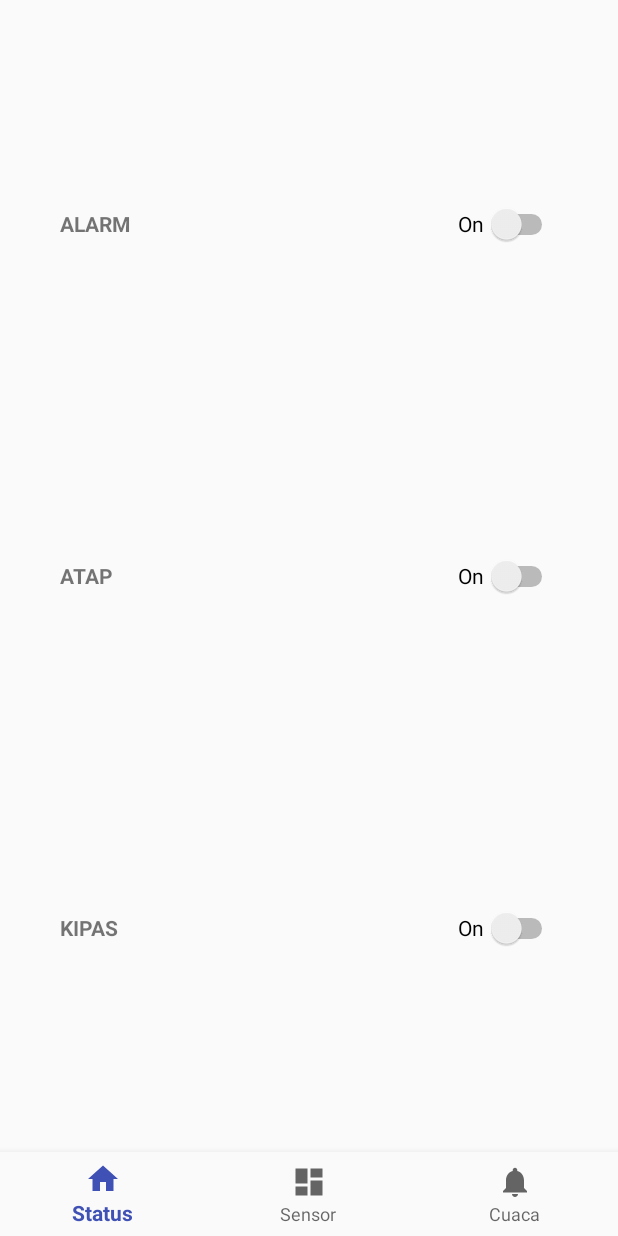
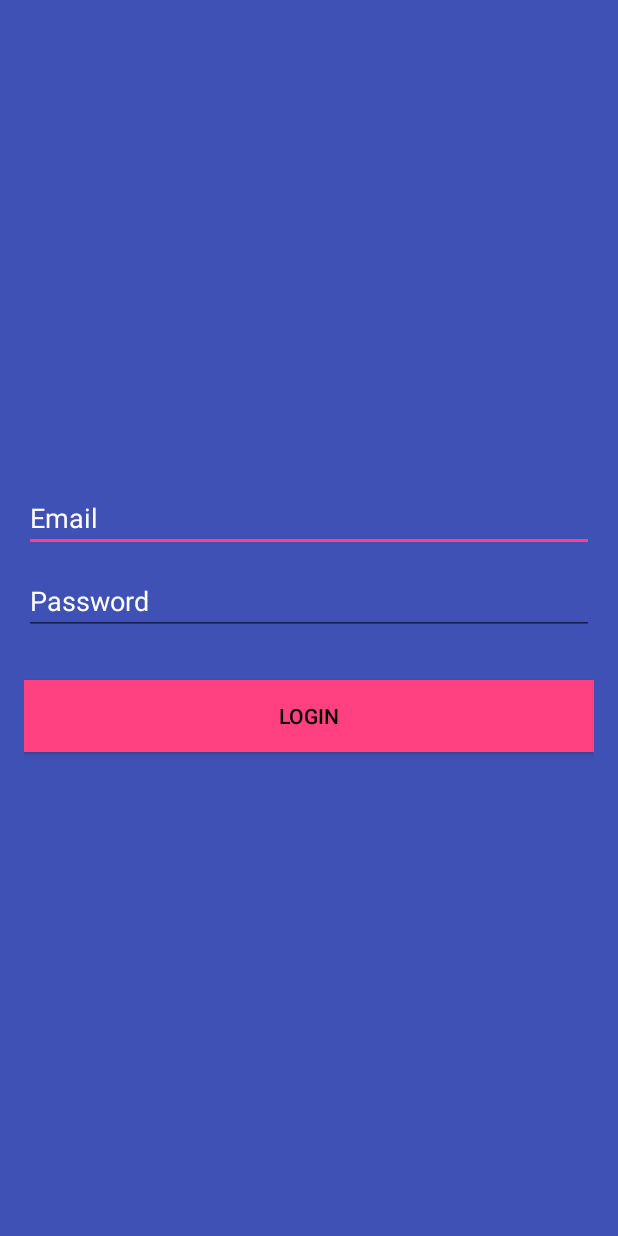
Before and after one commit to MirzaHimamiHanif/Jemuran, an Android app: the screen it shows after launch (MainActivity before the commit, LoginActivity after it), on a phone screen of 412 x 824 dp. Run offline under Robolectric (Android 15) with nearby library versions, the phone set to English and light mode, and no system bars; our stand-ins replace Firebase (no records; nobody signed in at launch, a user with empty details on screens opened directly).

Commit message:
Fungsi Utama Fix

```diff
--- a/app/build.gradle
+++ b/app/build.gradle
@@ -9,7 +9,7 @@ android {
         versionCode 1
         versionName "1.0"
         testInstrumentationRunner "android.support.test.runner.AndroidJUnitRunner"
-        vectorDrawables.useSupportLibrary= true
+        vectorDrawables.useSupportLibrary = true
     }
     buildTypes {
         release {
@@ -28,6 +28,7 @@ dependencies {
     implementation 'com.android.support:support-vector-drawable:26.1.0'
     implementation 'com.google.firebase:firebase-core:11.8.0'
     implementation 'com.google.firebase:firebase-database:11.8.0'
+    implementation 'com.google.firebase:firebase-auth:11.8.0'
     testImplementation 'junit:junit:4.12'
 
     compile 'de.hdodenhof:circleimageview:2.2.0'
--- /dev/null
+++ b/app/src/main/java/org/pindad/jemuran/Authentification/LoginActivity.java
@@ -0,0 +1,62 @@
+package org.pindad.jemuran.Authentification;
+
+import android.content.Intent;
+import android.os.Bundle;
+import android.support.annotation.NonNull;
+import android.support.v7.app.AppCompatActivity;
+import android.view.View;
+import android.widget.Button;
+import android.widget.EditText;
+import android.widget.Toast;
+
+import com.google.android.gms.tasks.OnCompleteListener;
+import com.google.android.gms.tasks.Task;
+import com.google.firebase.auth.AuthResult;
+import com.google.firebase.auth.FirebaseAuth;
+import com.google.firebase.auth.FirebaseUser;
+
+import org.pindad.jemuran.MainActivity;
+import org.pindad.jemuran.R;
+
+/**
+ * Created by ASUS on 22/03/2018.
+ */
+
+public class LoginActivity extends AppCompatActivity {
+    private FirebaseAuth mAuth;
+    private EditText mEmail, mPassword;
+    private Button mLogin;
+
+    @Override
+    protected void onCreate(Bundle savedInstanceState) {
+        super.onCreate(savedInstanceState);
+        setContentView(R.layout.activity_login);
+
+        mAuth = FirebaseAuth.getInstance();
+
+        mEmail = (EditText) findViewById(R.id.email);
+        mPassword = (EditText) findViewById(R.id.password);
+        mLogin =(Button) findViewById(R.id.btn_login);
+
+        mLogin.setOnClickListener(new View.OnClickListener() {
+            @Override
+            public void onClick(View view) {
+
+            }
+        });
+    }
+    @Override
+    public void onStart() {
+        super.onStart();
+        // Check if user is signed in (non-null) and update UI accordingly.
+        FirebaseUser currentUser = mAuth.getCurrentUser();
+        updateUI(currentUser);
+    }
+
+    private void updateUI(FirebaseUser currentUser) {
+        if(currentUser!=null){
+            startActivity(new Intent(LoginActivity.this, MainActivity.class));
+            finish();
+        }
+    }
+}
--- a/app/src/main/java/org/pindad/jemuran/Sensor/SensorFragment.java
+++ b/app/src/main/java/org/pindad/jemuran/Sensor/SensorFragment.java
@@ -36,7 +36,6 @@ public class SensorFragment extends Fragment {
         mStatusGetar = view.findViewById(R.id.statusGetar);
         mStatusHujan = view.findViewById(R.id.statusHujan);
 
-        mListStatus = new ListStatus();
         mListSensor = new ListSensor();
 
         firebaseSetUp();
--- /dev/null
+++ b/app/src/main/res/layout/activity_login.xml
@@ -0,0 +1,49 @@
+<?xml version="1.0" encoding="utf-8"?>
+<android.support.design.widget.CoordinatorLayout xmlns:android="http://schemas.android.com/apk/res/android"
+    xmlns:tools="http://schemas.android.com/tools"
+    android:layout_width="match_parent"
+    android:layout_height="match_parent"
+    android:fitsSystemWindows="true"
+    tools:context="org.pindad.jemuran.Authentification.LoginActivity">
+
+    <LinearLayout
+        android:layout_width="fill_parent"
+        android:layout_height="fill_parent"
+        android:background="@color/colorPrimary"
+        android:gravity="center"
+        android:orientation="vertical"
+        android:padding="@dimen/activity_horizontal_margin">
+        <EditText
+            android:id="@+id/email"
+            android:layout_width="match_parent"
+            android:layout_height="wrap_content"
+            android:layout_marginBottom="10dp"
+            android:hint="@string/hint_email"
+            android:inputType="textEmailAddress"
+            android:textColorHint="@android:color/white" />
+        <EditText
+            android:id="@+id/password"
+            android:layout_width="fill_parent"
+            android:layout_height="wrap_content"
+            android:layout_marginBottom="10dp"
+            android:hint="@string/hint_password"
+            android:inputType="textPassword"
+            android:textColorHint="@android:color/white" />
+        <Button
+            android:id="@+id/btn_login"
+            android:layout_width="fill_parent"
+            android:layout_height="wrap_content"
+            android:layout_marginTop="20dip"
+            android:background="@color/colorAccent"
+            android:text="@string/login_btn"
+            android:textColor="@android:color/black" />
+    </LinearLayout>
+
+    <ProgressBar
+        android:id="@+id/progressBar"
+        android:layout_width="30dp"
+        android:layout_height="30dp"
+        android:layout_gravity="center|bottom"
+        android:layout_marginBottom="20dp"
+        android:visibility="gone" />
+</android.support.design.widget.CoordinatorLayout>
--- a/app/src/main/res/values/strings.xml
+++ b/app/src/main/res/values/strings.xml
@@ -5,4 +5,10 @@
     <string name="title_sensor">Sensor</string>
     <string name="title_jemuran">Jemuran</string>
     <string name="title_cuaca">Cuaca</string>
+
+    <string name="hint_email">Email</string>
+    <string name="hint_password">Password</string>
+    <string name="login_btn">Login</string>
+    <string name="btn_sign_up">Sign Up</string>
+    <string name="btn_forgot_your_password">Forgot your password?</string>
 </resources>
```
Also changed, not shown: app/src/main/AndroidManifest.xml (+6 -2 lines), app/src/main/java/org/pindad/jemuran/Cuaca/CuacaFragment.java (+36 -5 lines), app/src/main/java/org/pindad/jemuran/Cuaca/Function.java (+0 -8 lines), app/src/main/res/layout/fragment_sensor.xml (+9 -7 lines).
